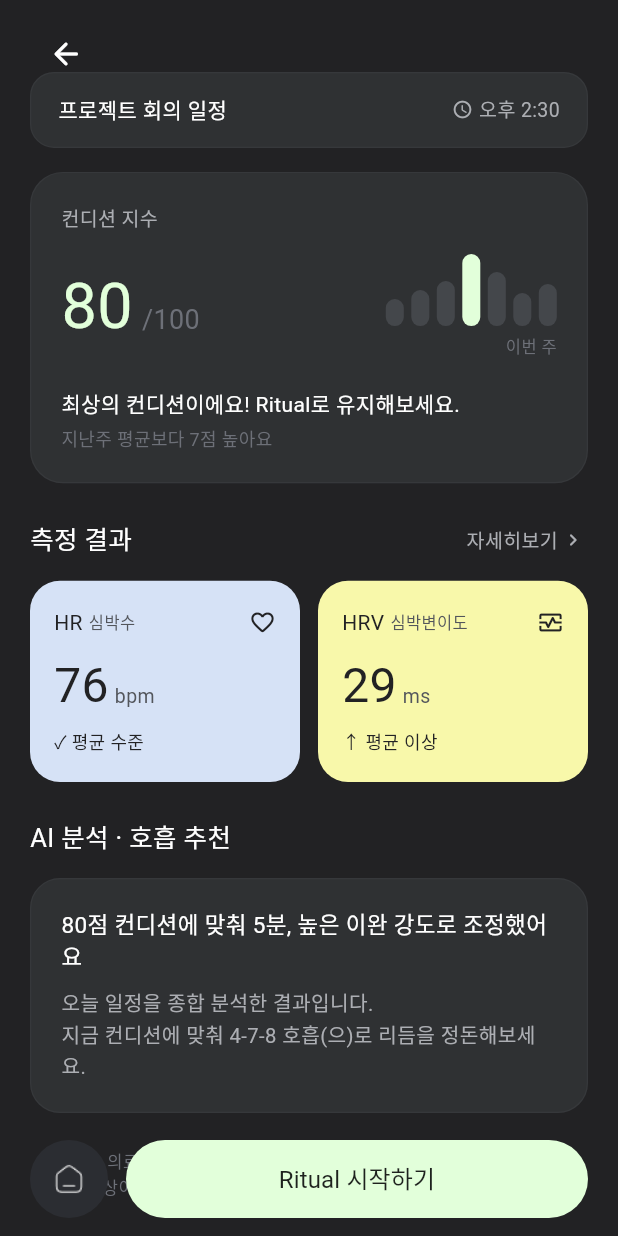
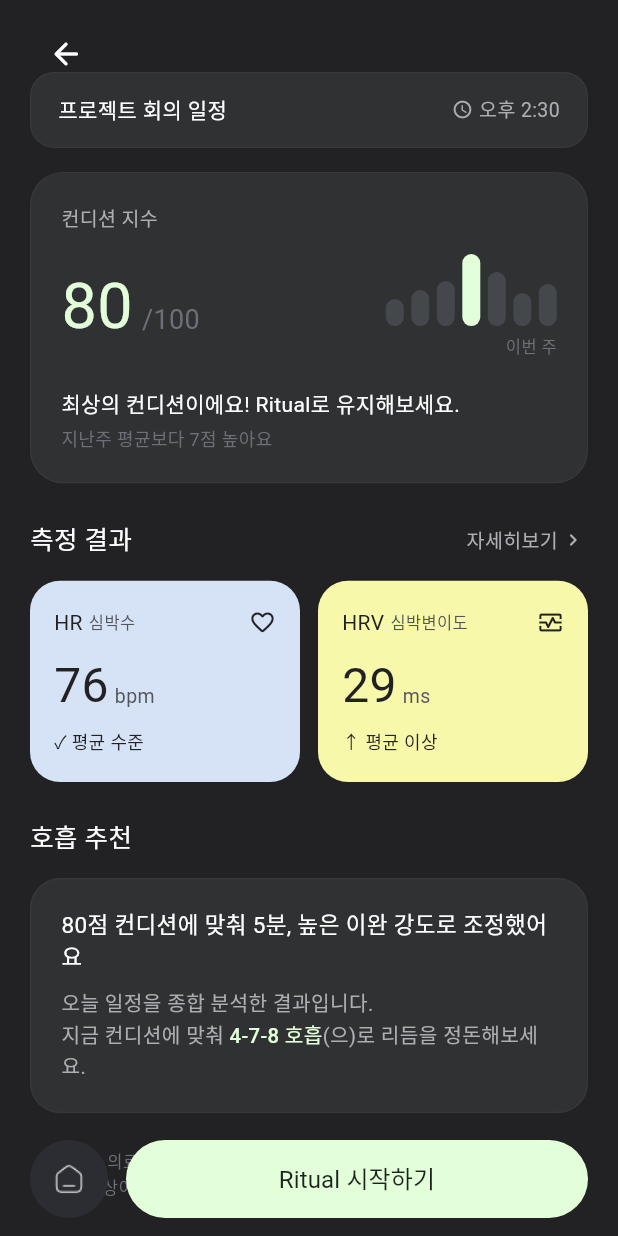
Before and after one commit to yelimk/bpace, a Flutter app: the MeasurementResultScreen screen opened directly, on a phone screen of 412 x 824 dp. Run offline on Flutter 3.47's test engine with Material 3 defaults, Android fonts, the phone set to English and light mode, and no system bars; our stand-ins replace audioplayers, camera, firebase_core, firebase_messaging, google_fonts, google_sign_in and 2 more; accounts and stored records are empty; Roboto replaces fonts that are missing (Pretendard).

Commit message:
refactor: 측정 결과 화면 오리지널 호흡 추천 카드 디자인 원복

```diff
--- a/frontend/lib/screens/measurement_result_screen.dart
+++ b/frontend/lib/screens/measurement_result_screen.dart
@@ -33,40 +33,10 @@ class _MeasurementResultScreenState extends State<MeasurementResultScreen> {
   int? _pastAvgHrv;
   Map<String, dynamic>? _upcomingSchedule;
 
-  WeeklyReport? _aiReport;
-  bool _isLoadingAi = false;
-
   @override
   void initState() {
     super.initState();
     _loadScheduleAndSavePrefs();
-    _fetchAiAnalysis();
-  }
-
-  Future<void> _fetchAiAnalysis() async {
-    final activeResult = widget.result ?? PpgMeasurementResult.defaultSample();
-    final score = (activeResult.hrvSdnnMs * 1.4 + 40).clamp(50.0, 96.0).round();
-    if (mounted) setState(() => _isLoadingAi = true);
-    try {
-      final report = await ReportService.instance.generate(
-        avgBpm: activeResult.bpm,
-        maxBpm: activeResult.bpm + 8,
-        minBpm: activeResult.bpm - 8,
-        hrvSdnnMs: activeResult.hrvSdnnMs.round(),
-        conditionScore: score,
-      );
-      if (mounted) {
-        setState(() {
-          _aiReport = report;
-          _isLoadingAi = false;
-        });
-      }
-    } catch (e) {
-      debugPrint('[MeasurementResultScreen] Gemini AI fetch error: $e');
-      if (mounted) {
-        setState(() => _isLoadingAi = false);
-      }
-    }
   }
 
   Future<void> _loadScheduleAndSavePrefs() async {
@@ -787,43 +757,19 @@ class _MeasurementResultScreenState extends State<MeasurementResultScreen> {
     );
   }
 
-  /// 4. AI Analysis Card
+  /// 4. 호흡 추천 Card
   Widget _buildAiAnalysisSection(int score, BreathingRoutineModel routine, PpgMeasurementResult res) {
-    final headlineText = _aiReport?.headline.isNotEmpty == true
-        ? _aiReport!.headline
-        : '$score점 컨디션에 맞춰 ${routine.totalDurationMinutes}분, ${routine.intensity} 강도로 조정했어요';
-
-    final bodyText = _aiReport?.overallGuide.isNotEmpty == true
-        ? _aiReport!.overallGuide
-        : (_aiReport?.avgBpmAnalysis.isNotEmpty == true
-            ? _aiReport!.avgBpmAnalysis
-            : '오늘 일정을 종합 분석한 결과입니다.\n지금 컨디션에 맞춰 ${routine.title}(으)로 리듬을 정돈해보세요.');
-
     return Column(
       crossAxisAlignment: CrossAxisAlignment.start,
       children: [
-        Row(
-          mainAxisAlignment: MainAxisAlignment.spaceBetween,
-          children: [
         const Text(
-              'AI 분석 · 호흡 추천',
+          '호흡 추천',
           style: TextStyle(
             fontFamily: AppFonts.pretendard,
             fontSize: 17,
             fontWeight: FontWeight.w400,
             color: AppColors.white,
           ),
-            ),
-            if (_isLoadingAi)
-              const SizedBox(
-                width: 14,
-                height: 14,
-                child: CircularProgressIndicator(
-                  strokeWidth: 2,
-                  color: AppColors.lightMint,
-                ),
-              ),
-          ],
         ),
         const SizedBox(height: 14),
 
@@ -842,7 +788,7 @@ class _MeasurementResultScreenState extends State<MeasurementResultScreen> {
             crossAxisAlignment: CrossAxisAlignment.start,
             children: [
               Text(
-                headlineText,
+                '$score점 컨디션에 맞춰 ${routine.totalDurationMinutes}분, ${routine.intensity} 강도로 조정했어요',
                 style: const TextStyle(
                   fontFamily: AppFonts.pretendard,
                   fontSize: 15,
@@ -852,8 +798,20 @@ class _MeasurementResultScreenState extends State<MeasurementResultScreen> {
                 ),
               ),
               const SizedBox(height: 12),
-              Text(
-                bodyText,
+              Text.rich(
+                TextSpan(
+                  children: [
+                    const TextSpan(text: '오늘 일정을 종합 분석한 결과입니다.\n지금 컨디션에 맞춰 '),
+                    TextSpan(
+                      text: routine.title,
+                      style: const TextStyle(
+                        color: AppColors.lightMint,
+                        fontWeight: FontWeight.w500,
+                      ),
+                    ),
+                    const TextSpan(text: '(으)로 리듬을 정돈해보세요.'),
+                  ],
+                ),
                 style: const TextStyle(
                   fontFamily: AppFonts.pretendard,
                   fontSize: 13.5,
```
Lines whose indentation alone changed are shown as unchanged.
